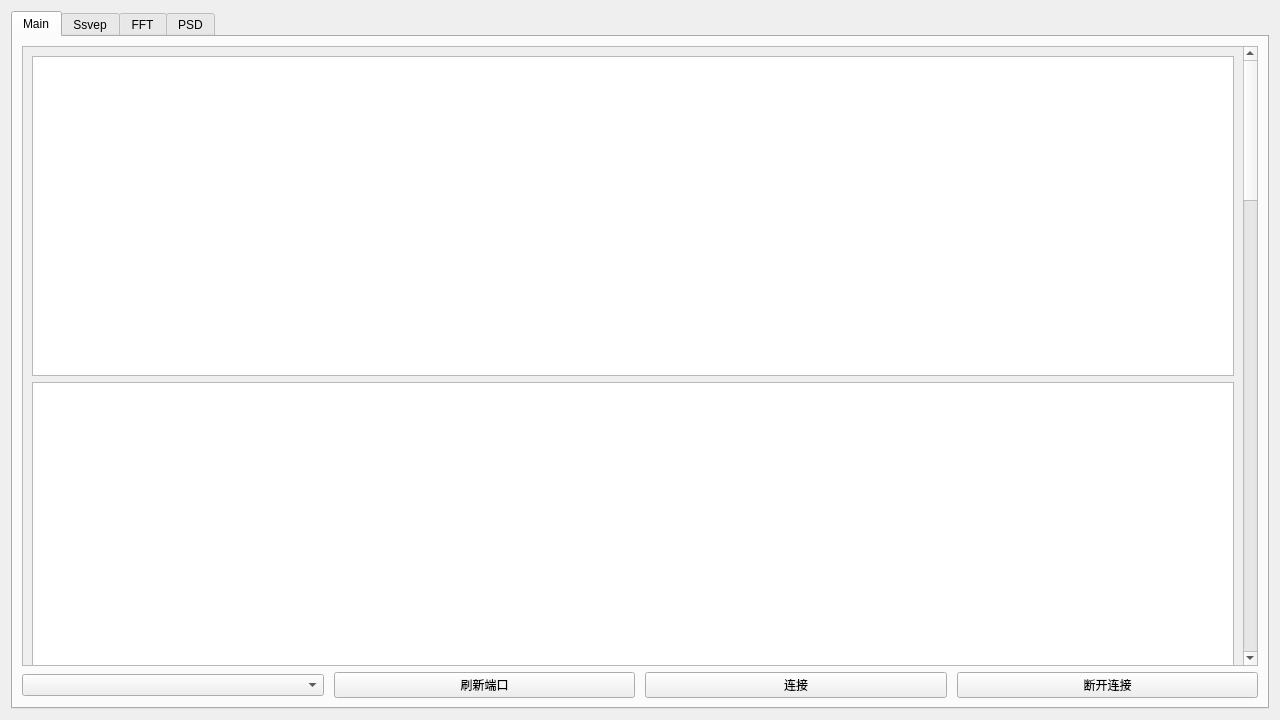
Qt form eegstreamer.ui (qzlzdy/EegStreamer) before a commit.
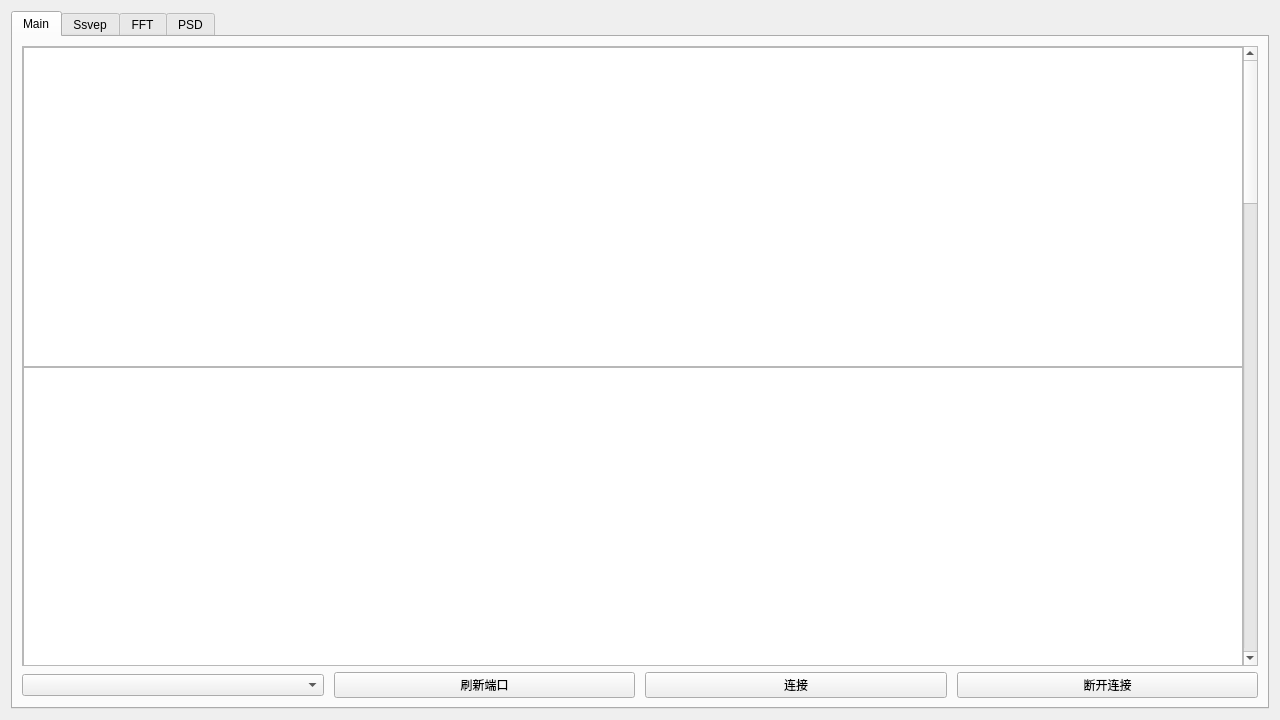
The same form after that commit. Custom widgets are drawn as their Qt base class.

The edit to the form file:
```diff
--- a/eegstreamer.ui
+++ b/eegstreamer.ui
@@ -47,10 +47,25 @@
             <x>0</x>
             <y>0</y>
             <width>1224</width>
-            <height>2620</height>
+            <height>2560</height>
            </rect>
           </property>
           <layout class="QVBoxLayout" name="scrollLayout">
+           <property name="spacing">
+            <number>0</number>
+           </property>
+           <property name="leftMargin">
+            <number>0</number>
+           </property>
+           <property name="topMargin">
+            <number>0</number>
+           </property>
+           <property name="rightMargin">
+            <number>0</number>
+           </property>
+           <property name="bottomMargin">
+            <number>0</number>
+           </property>
            <item>
             <widget class="QGraphicsView" name="ch1">
              <property name="minimumSize">
```
Left out of the diff: 2 changed lines with no effect on the pictures.
